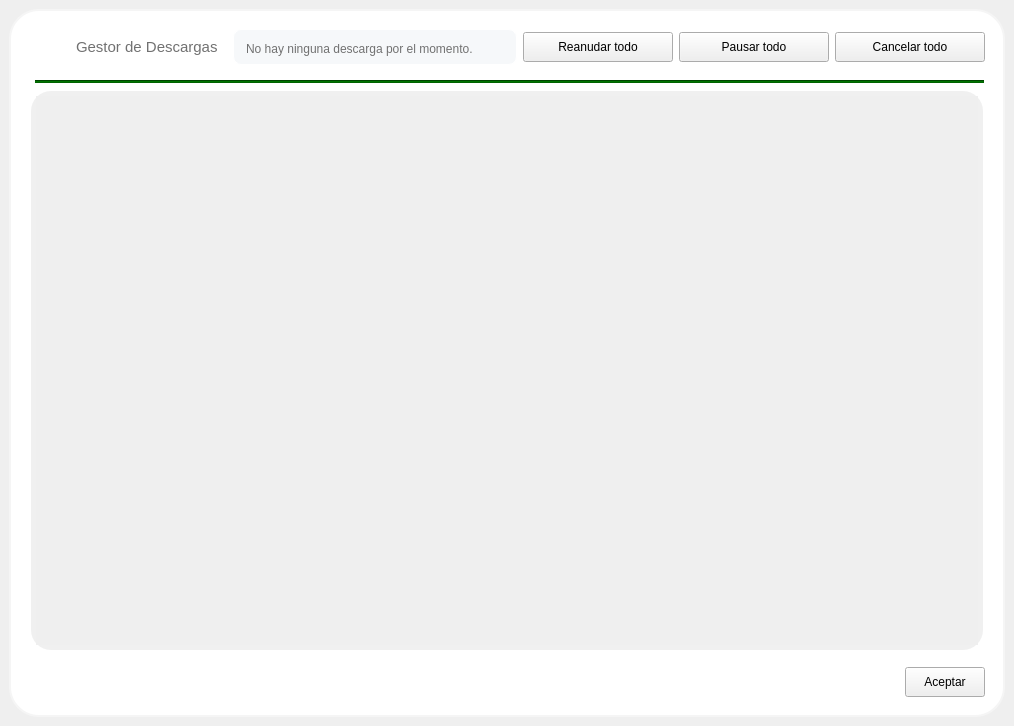
The window that app/gui/Manager.ui (caicesardev/PyDownload) describes before a commit, drawn with Qt 5.
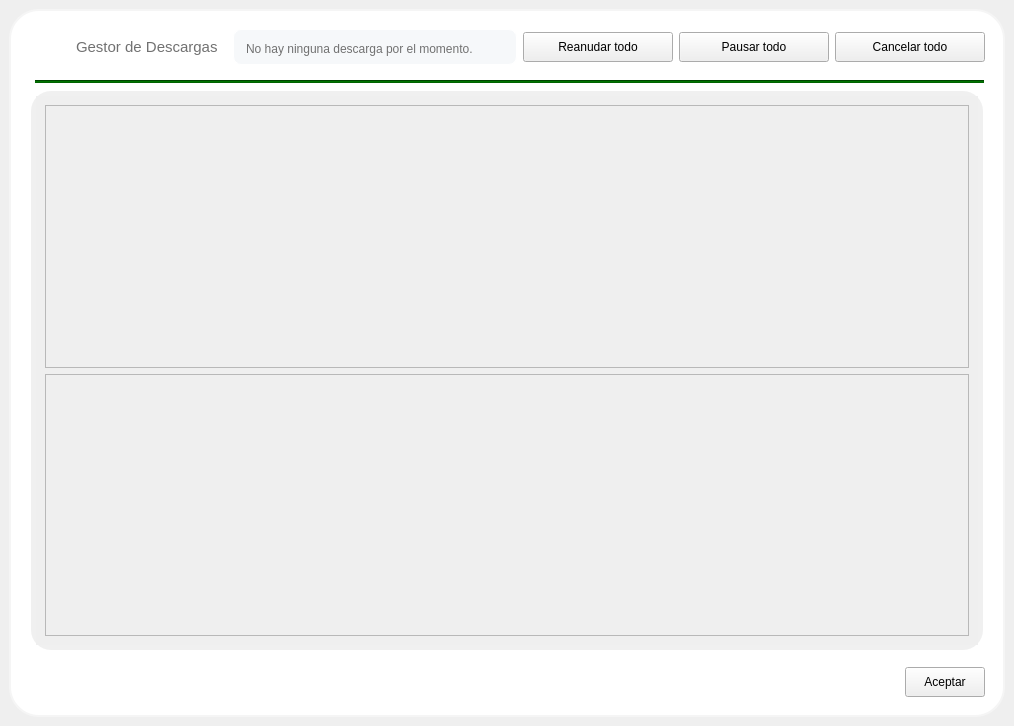
The same window after the commit. Icons and pictures are not drawn.

Commit message: rewrote some code and made a dedicated DownloadFrame.ui

The edit to the form file:
```diff
--- a/app/gui/Manager.ui
+++ b/app/gui/Manager.ui
@@ -247,7 +247,28 @@
                   <height>547</height>
                  </rect>
                 </property>
-                <layout class="QVBoxLayout" name="verticalLayout_4"/>
+                <layout class="QVBoxLayout" name="verticalLayout_4">
+                 <item>
+                  <widget class="QFrame" name="frame">
+                   <property name="frameShape">
+                    <enum>QFrame::StyledPanel</enum>
+                   </property>
+                   <property name="frameShadow">
+                    <enum>QFrame::Raised</enum>
+                   </property>
+                  </widget>
+                 </item>
+                 <item>
+                  <widget class="QFrame" name="frame_2">
+                   <property name="frameShape">
+                    <enum>QFrame::StyledPanel</enum>
+                   </property>
+                   <property name="frameShadow">
+                    <enum>QFrame::Raised</enum>
+                   </property>
+                  </widget>
+                 </item>
+                </layout>
                </widget>
               </widget>
              </item>
```
The commit also changes 8 other files.
